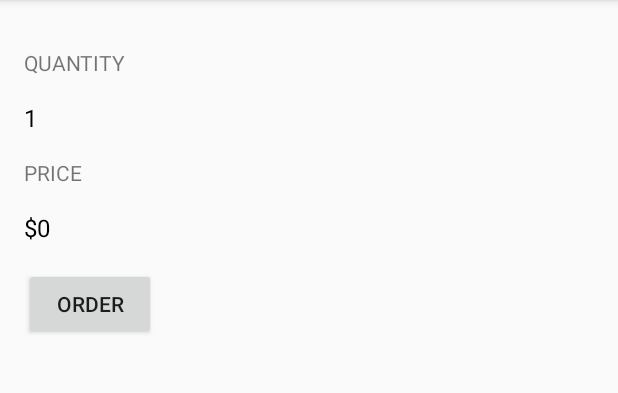
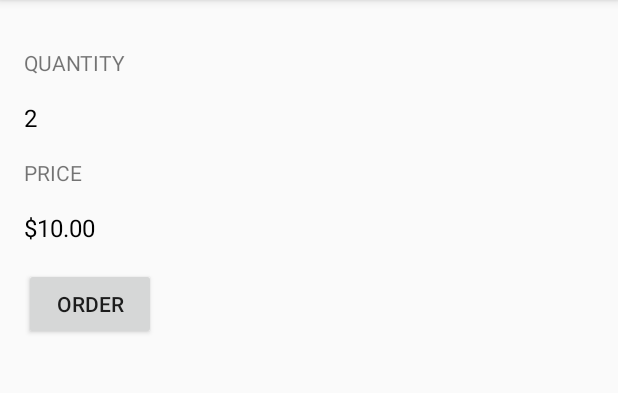
Before and after one commit to RemonShehata/Just-Java, an Android app: the screen it shows after launch (MainActivity), after a tap on "ORDER", on a phone screen of 412 x 824 dp, the part 84-477 px from its top. Run offline under Robolectric (Android 15) with nearby library versions, the phone set to English and light mode, and no system bars.

Commit message:
Add display price method

```diff
--- a/app/src/main/java/com/example/justjava/MainActivity.java
+++ b/app/src/main/java/com/example/justjava/MainActivity.java
@@ -4,6 +4,8 @@ import android.support.v7.app.AppCompatActivity;
 import android.os.Bundle;
 import android.view.View;
 import android.widget.TextView;
+
+import java.text.NumberFormat;
 
 public class MainActivity extends AppCompatActivity {
 
@@ -17,7 +19,8 @@ public class MainActivity extends AppCompatActivity {
      * This method is called when the order button is clicked.
      */
     public void SubmitOrder(View view) {
-        display(1);
+        display(2);
+        displayPrice(2 * 5);
     }
 
     /**
@@ -28,4 +31,12 @@ public class MainActivity extends AppCompatActivity {
         quantityTextView.setText("" + number);
     }
 
+    /**
+     * This method displays the given price on the screen.
+     */
+    private void displayPrice(int number) {
+        TextView priceTextView = (TextView) findViewById(R.id.price_text_view);
+        priceTextView.setText(NumberFormat.getCurrencyInstance().format(number));
+    }
+
 }
```
